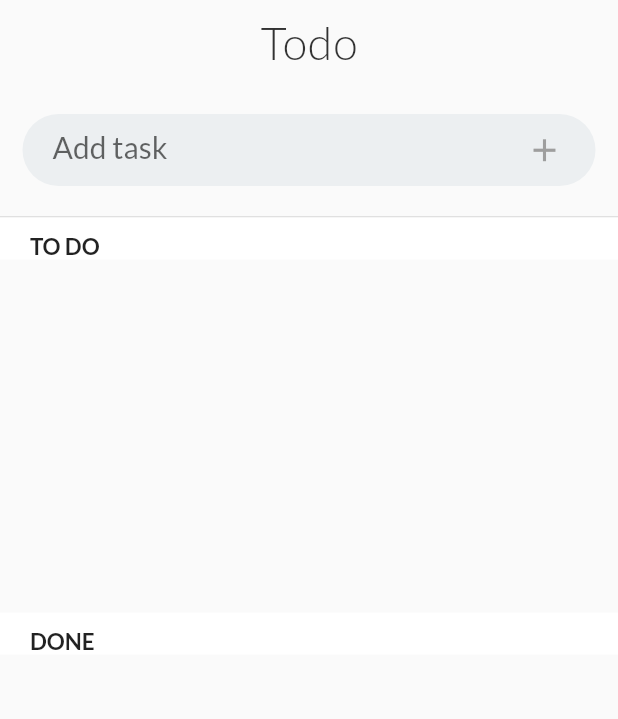
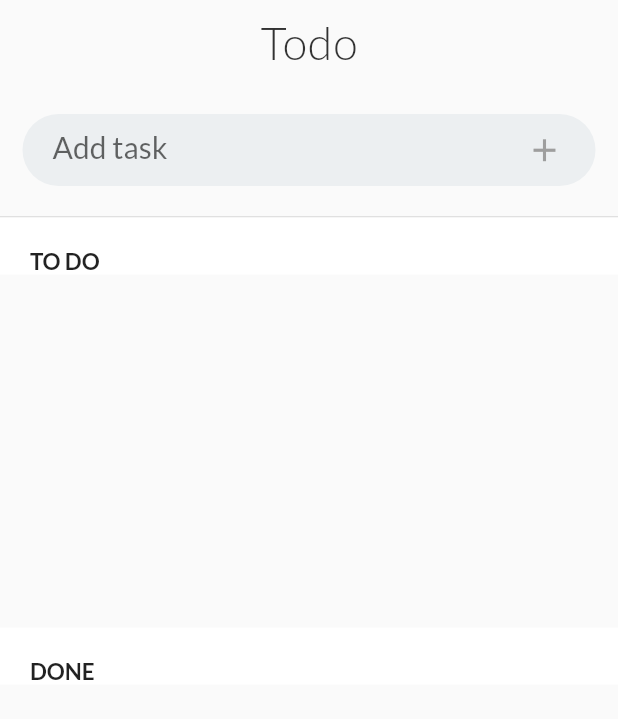
Before and after one commit to nnavnita/todo, a Flutter app: the screen it shows after launch, on a phone screen of 412 x 824 dp. Shown: the top 719 px of the screen. Run offline on Flutter 3.47's test engine with Material 2 defaults, Android fonts, the phone set to English and light mode, and no system bars; our stand-ins replace google_fonts.

Commit message:
minor formatting

```diff
--- a/lib/main.dart
+++ b/lib/main.dart
@@ -427,7 +427,7 @@ class TodoListState extends State<TodoList> {
                 fontWeight: FontWeight.w600,
             ))),
             color: Colors.white,
-            padding: EdgeInsets.only(top: 10, left: 20)),
+            padding: EdgeInsets.only(top: 20, left: 20)),
           Container(
             height: MediaQuery.of(context).size.height/3.5,
             child: _buildTodoList(false)),
@@ -439,7 +439,7 @@ class TodoListState extends State<TodoList> {
                 fontWeight: FontWeight.w600,
             ))),
             color: Colors.white,
-            padding: EdgeInsets.only(top: 10, left: 20)),
+            padding: EdgeInsets.only(top: 20, left: 20)),
           Container(
             height: MediaQuery.of(context).size.height/4,
             child: _buildTodoList(true)),
```
